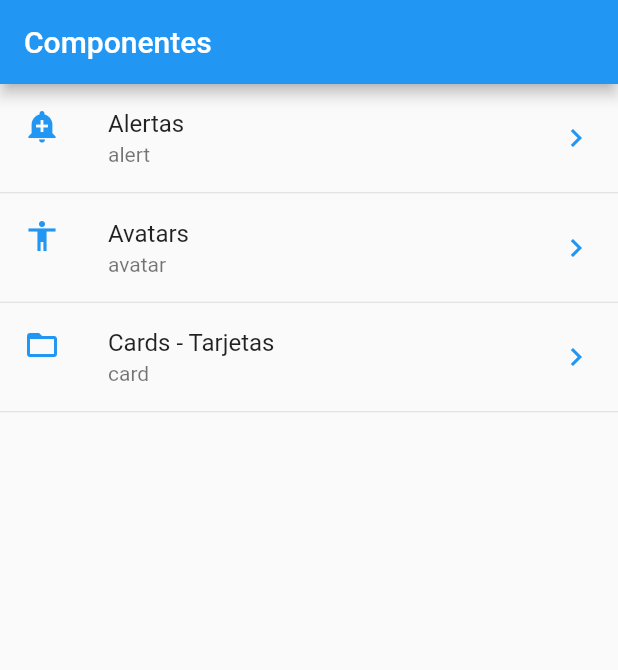
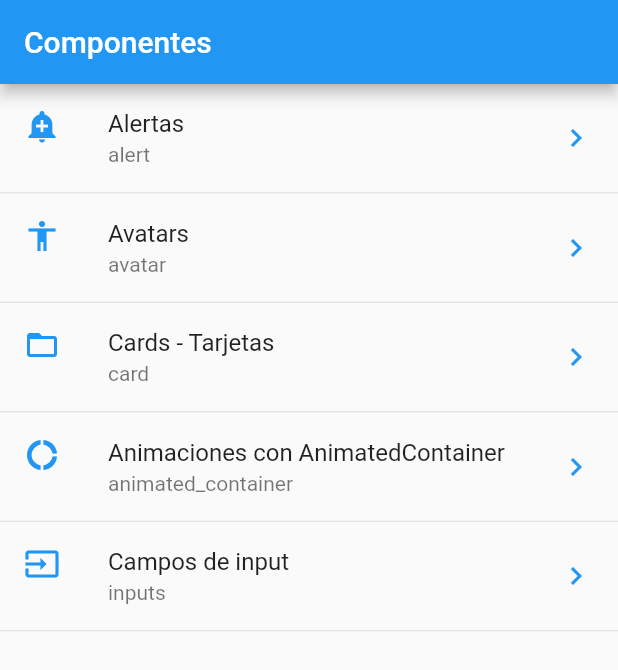
Before and after one commit to arnaugomez/first_flutter_app, a Flutter app: the screen it shows after launch, on a phone screen of 412 x 824 dp. Shown: the top 670 px of the screen. Run offline on Flutter 3.47's test engine with Material 2 defaults, Android fonts, the phone set to English and light mode, and no system bars.

Commit message:
Animated container

```diff
--- a/data/menu_opts.json
+++ b/data/menu_opts.json
@@ -15,6 +15,16 @@
             "ruta" : "card",
             "icon" : "folder_open",
             "texto": "Cards - Tarjetas"
+        },
+        {
+            "ruta" : "animated_container",
+            "icon" : "donut_large",
+            "texto": "Animaciones con AnimatedContainer"
+        },
+        {
+            "ruta" : "inputs",
+            "icon" : "input",
+            "texto": "Campos de input"
         }
     ]
 }
--- a/lib/src/routes/routes.dart
+++ b/lib/src/routes/routes.dart
@@ -1,4 +1,5 @@
 import 'package:first_flutter_app/src/pages/alert_page.dart';
+import 'package:first_flutter_app/src/pages/animated_container.dart';
 import 'package:first_flutter_app/src/pages/avatar_page.dart';
 import 'package:first_flutter_app/src/pages/card_page.dart';
 import 'package:first_flutter_app/src/pages/home_page.dart';
@@ -11,4 +12,5 @@ Map<String, WidgetBuilder> getAppRoutes() => {
       "alert": getBuilder(AlertPage()),
       "avatar": getBuilder(AvatarPage()),
       "card": getBuilder(CardPage()),
+      "animated_container": getBuilder(AnimatedContainerPage())
     };
--- a/lib/src/utils/icono_string_util.dart
+++ b/lib/src/utils/icono_string_util.dart
@@ -4,6 +4,8 @@ final _icons = <String, IconData>{
   "add_alert": Icons.add_alert,
   "accessibility": Icons.accessibility,
   "folder_open": Icons.folder_open,
+  "donut_large": Icons.donut_large,
+  "input": Icons.input
 };
 
 IconData stringToIconPresenter(String iconName) =>
```
Also changed, not shown: lib/src/pages/animated_container.dart (added, +49 -0 lines).
